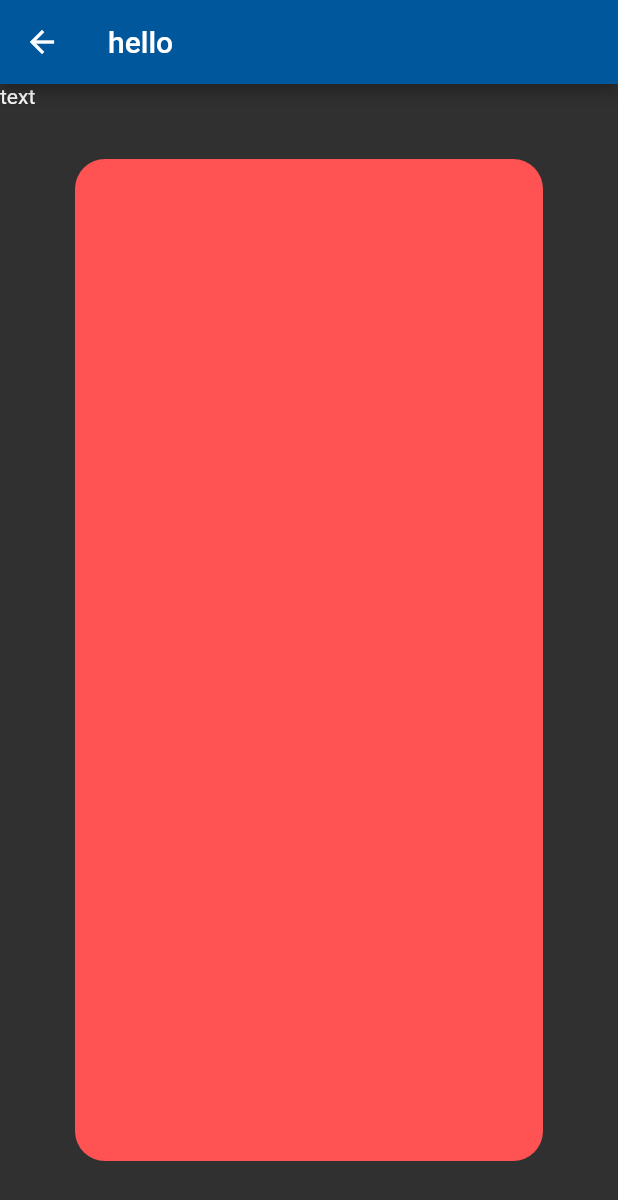
After one commit to luisjose1996/Flutter-WordPress-Client, a Flutter app: the InstaPage screen opened by its route, on a phone screen of 412 x 824 dp. The commit adds this screen. Shown: the top 1200 px of the screen. Run offline on Flutter 3.47's test engine with Material 2 defaults, Android fonts, the phone set to English and light mode, and no system bars; our stand-ins replace flutter_html; network calls fail.

Commit message:
Works just fine before cache

```diff
--- a/lib/src/config.dart
+++ b/lib/src/config.dart
@@ -33,3 +33,5 @@ final String womanName = "9102";
 
 
 final String mainPageId = "";
+
+final String connectionProblemError = ' بو ناتوانم په‌یوه‌ندی ده‌گه‌ل هه‌واڵنێر بگرم? ئینته‌رنێت كێشه‌ی هه‌یه‌ ؟ تكایه‌ چاوه‌دێری ئینته‌رنێت بكه‌وه‌.';
--- /dev/null
+++ b/lib/src/pages/instagramPage.dart
@@ -0,0 +1,46 @@
+import 'package:flutter/material.dart';
+
+
+
+class InstaPage extends StatefulWidget {
+  _InstaPageState createState() => _InstaPageState();
+}
+
+class _InstaPageState extends State<InstaPage> {
+
+
+  Widget build(BuildContext context) {
+   return  Scaffold(
+      appBar: AppBar(
+          title: Text("hello")
+      ),
+      body:
+     Container(
+    child: Stack(
+        children: <Widget>[
+       Text("text"),
+       Container(
+         margin: EdgeInsets.all(50.0),
+         //width: 300.0 ,
+          //height: 300.0 ,
+          //padding: EdgeInsets.all(20.0),
+          decoration:
+
+           BoxDecoration(
+               shape: BoxShape.rectangle,
+               borderRadius: BorderRadius.all(Radius.circular(20.0)) ,
+               color: Colors.redAccent ),
+         alignment: Alignment.center,
+         padding: EdgeInsets.all(20.0)
+        ),
+        //  BoxDecoration(shape: BoxShape.rectangle),
+
+
+
+      ],
+    ),
+
+    )
+    );
+  }
+}
--- a/lib/src/widgets/drawerMain.dart
+++ b/lib/src/widgets/drawerMain.dart
@@ -26,6 +26,12 @@ Widget drawerMain(context) {
               Navigator.of(context).pop(); //TODO Find a better way
               Navigator.pushNamed(
                   context, '/KrdCat'); // => KurdistanCat.dart
+            }),
+            drawerBtn(" insta", () {
+              // we want to close the drawer
+              Navigator.of(context).pop(); //TODO Find a better way
+              Navigator.pushNamed(
+                  context, '/InstaPage'); // => KurdistanCat.dart
             }),
             drawerBtnPadding(),
             drawerBtn(" grng", () {
```
Also changed, not shown: lib/main.dart (+6 -5 lines), lib/src/app2.dart (+19 -18 lines), lib/src/widgets/catWidgets.dart (+14 -0 lines).
